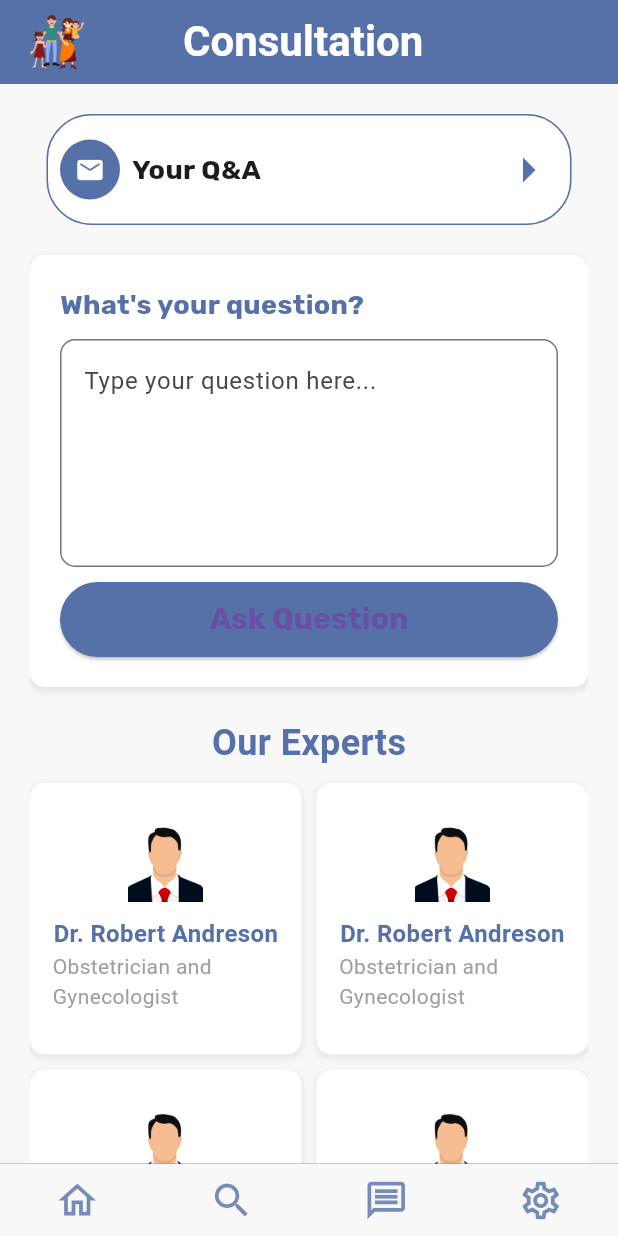
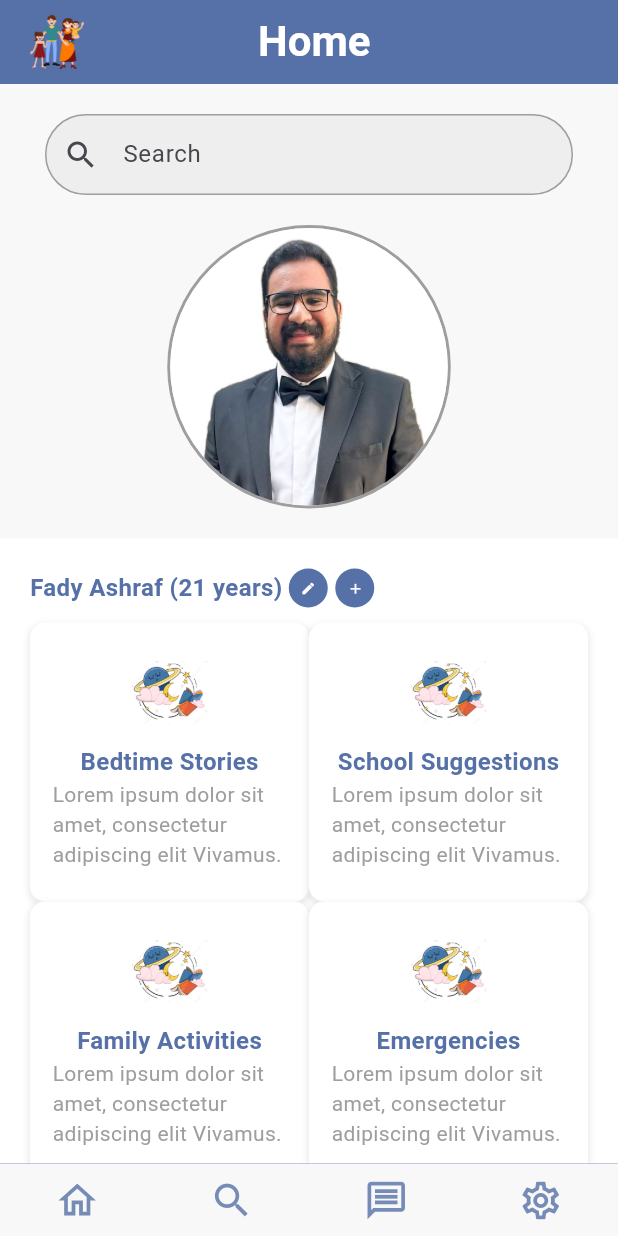
Before and after one commit to fadyashraf89/Parent-Pal, a Flutter app: the screen it shows after launch, on a phone screen of 412 x 824 dp. Run offline on Flutter 3.47's test engine with Material 3 defaults, Android fonts, the phone set to English and light mode, and no system bars.

Commit message:
Add Home Page

```diff
--- a/Parent_Pal/lib/main.dart
+++ b/Parent_Pal/lib/main.dart
@@ -1,6 +1,8 @@
 import 'package:flutter/material.dart';
 import 'package:parent_pal/pages/login_page.dart';
-import 'package:parent_pal/pages/consultation-page.dart';
+import 'package:parent_pal/pages/emergencies_page.dart';
+import 'package:parent_pal/pages/child_homepage.dart';
+
 
 void main() {
   runApp(const ParentPal());
@@ -13,7 +15,11 @@ class ParentPal extends StatelessWidget {
   Widget build(BuildContext context) {
     return MaterialApp(
       debugShowCheckedModeBanner: false,
-      home: ConsultationPage()
+      home: MyHomePage(
+        name: "Fady Ashraf",
+        age: 21,
+        image: "assets/images/fido.png"
+      )
 
     );
   }
--- a/Parent_Pal/lib/models/expert_card.dart
+++ b/Parent_Pal/lib/models/card_with_image.dart
@@ -1,10 +1,10 @@
 import 'package:flutter/material.dart';
-class ExpertCard extends StatelessWidget {
-  final String name;
-  final String specialty;
+class CardWithImage extends StatelessWidget {
+  final String title;
+  final String description;
   final String image;
 
-  ExpertCard({required this.name, required this.specialty, required this.image});
+  CardWithImage({super.key, required this.title, required this.description, required this.image});
 
   @override
   Widget build(BuildContext context) {
@@ -39,7 +39,7 @@ class ExpertCard extends StatelessWidget {
               mainAxisAlignment: MainAxisAlignment.center,
               children: [
                 Text(
-                  name,
+                  title,
                   style: TextStyle(
                     fontSize: 16,
                     fontWeight: FontWeight.bold,
@@ -47,7 +47,7 @@ class ExpertCard extends StatelessWidget {
                   ),
                 ),
                 Text(
-                  specialty,
+                  description,
                   style: TextStyle(
                     fontSize: 14,
                     color: Colors.grey,
--- /dev/null
+++ b/Parent_Pal/lib/pages/child_homepage.dart
@@ -0,0 +1,195 @@
+import 'package:flutter/material.dart';
+import 'package:parent_pal/models/card_with_image.dart';
+import 'package:parent_pal/models/footer.dart';
+
+class MyHomePage extends StatelessWidget {
+  final String name;
+  final int age;
+  final String image;
+
+  MyHomePage({super.key, required this.name, required this.age, required this.image});
+
+  @override
+  Widget build(BuildContext context) {
+    return Scaffold(
+      bottomNavigationBar: FooterWidget(),
+      backgroundColor: Color(0xFFF8F8F8), // Light gray background
+      appBar: AppBar(
+        backgroundColor: Color(0xFF5571A7),
+        title: Padding(
+          padding: const EdgeInsets.only(left: 100.0),
+          child: Text(
+            'Home',
+            style: TextStyle(
+              fontSize: 28,
+              fontWeight: FontWeight.bold,
+              color: Colors.white,
+            ),
+          ),
+        ),
+        leading: Padding(
+          padding: const EdgeInsets.only(left: 20),
+          child: Image.asset(
+            "assets/images/app-logo.png",
+            width: 50,
+            height: 50,
+          ),
+        ),
+      ),
+      body: SafeArea(
+        child: SingleChildScrollView(
+          child: Column(
+            children: [
+              SizedBox(height: 20.0), // Add spacing
+
+              // Search bar
+              Padding(
+                padding: const EdgeInsets.symmetric(horizontal: 30.0),
+                child: TextField(
+                  decoration: InputDecoration(
+                    prefixIcon: Icon(Icons.search),
+                    filled: true,
+                    fillColor: Colors.grey[200],
+                    border: OutlineInputBorder(
+                      borderRadius: BorderRadius.circular(30.0),
+                      borderSide: BorderSide(color: Colors.grey),
+                    ),
+                    enabledBorder: OutlineInputBorder(
+                      borderRadius: BorderRadius.circular(30.0),
+                      borderSide: BorderSide(color: Colors.grey),
+                    ),
+                    contentPadding: const EdgeInsets.all(15.0),
+                    hintText: 'Search',
+                  ),
+                ),
+              ),
+
+              SizedBox(height: 20.0), // Add spacing
+              // **Top Section**
+              Container(
+                decoration: BoxDecoration(
+                  shape: BoxShape.circle, // Set the shape to circle
+                  border: Border.all( // Define border properties
+                    width: 2.0, // Border thickness
+                    color: Colors.grey, // Border color
+                  ),
+                ),
+                child: ClipOval( // Use ClipOval to clip overflowing content
+                  child: Image.asset(
+                    image, // Verify the image path is correct
+                    width: 185.0, // Adjust image width as needed
+                    height: 185.0, // Adjust image height as needed
+                    fit: BoxFit.cover, // Ensure image fills the container
+                  ),
+                ),
+              ),
+              SizedBox(height: 20.0), // Add spacing
+
+              // **Body Section**
+              Container(
+                color: Colors.white,
+                child: Padding(
+                  padding: const EdgeInsets.all(20.0),
+                  child: Column(
+                    children: [
+
+                      Row(
+                        children: [
+                          Row(
+                            children: [
+                              Text(
+                                "$name ($age years) ",
+                                // Include spaces for better formatting
+                                style: TextStyle(
+                                  fontSize: 16.0,
+                                  fontWeight: FontWeight.bold,
+                                  color: Color(
+                                      0xFF5571A7), // Adjust based on actual color
+                                ),
+                              ),
+                              CircleAvatar(
+                                backgroundColor: Color(
+                                    0xFF5571A7),
+                                radius: 13,
+                                child: IconButton(
+                                  icon: Icon(Icons.edit),
+                                  color: Colors.white,
+                                  iconSize: 10,
+                                  onPressed: () {
+                                    // Handle button press (optional)
+                                  },
+                                ),
+                              ),
+                              Padding(
+                                padding: const EdgeInsets.only(left: 5.0),
+                                child: CircleAvatar(
+                                  backgroundColor: Color(
+                                      0xFF5571A7),
+                                  radius: 13,
+                                  child: IconButton(
+                                    icon: Icon(Icons.add),
+                                    color: Colors.white,
+                                    iconSize: 11,
+                                    onPressed: () {
+                                      // Handle button press (optional)
+                                    },
+                                  ),
+                                ),
+                              ),
+                            ],
+                          ),
+                        ],
+                      ),
+
+                      SizedBox(height: 10.0), // Add spacing
+
+                      GridView.count(
+                        crossAxisCount: 2,
+                        // Adjust for number of columns
+                        shrinkWrap: true,
+                        // Prevent grid from expanding
+                        physics: NeverScrollableScrollPhysics(),
+                        // Disable scrolling if needed
+                        children: [
+                          Container(
+                              child: CardWithImage(
+                            title: "Bedtime Stories",
+                            description:
+                                "Lorem ipsum dolor sit amet, consectetur adipiscing elit Vivamus.",
+                            image: "assets/images/bedtime-stories.png",
+                          )),
+                          Container(
+                              child: CardWithImage(
+                            title: "School Suggestions",
+                            description:
+                            "Lorem ipsum dolor sit amet, consectetur adipiscing elit Vivamus.",
+                            image: "assets/images/bedtime-stories.png",
+                          )),
+                          Container(
+                              child: CardWithImage(
+                            title: "Family Activities",
+                            description:
+                            "Lorem ipsum dolor sit amet, consectetur adipiscing elit Vivamus.",
+                            image: "assets/images/bedtime-stories.png",
+                          )),
+                          Container(
+                              child: CardWithImage(
+                            title: "Emergencies",
+                            description:
+                            "Lorem ipsum dolor sit amet, consectetur adipiscing elit Vivamus.",
+                            image: "assets/images/bedtime-stories.png",
+                          )),
+                        ],
+                      )
+                    ],
+                  ),
+                ),
+              ),
+
+            ],
+          ),
+        ),
+      ),
+    );
+  }
+}
--- a/Parent_Pal/lib/pages/consultation-page.dart
+++ b/Parent_Pal/lib/pages/consultation_page.dart
@@ -1,5 +1,5 @@
 import 'package:flutter/material.dart';
-import 'package:parent_pal/models/expert_card.dart';
+import 'package:parent_pal/models/card_with_image.dart';
 import 'package:parent_pal/models/footer.dart';
 
 class ConsultationPage extends StatefulWidget {
@@ -11,7 +11,7 @@ class _ConsultationPageState extends State<ConsultationPage> {
   @override
   Widget build(BuildContext context) {
     return Scaffold(
-        bottomNavigationBar: FooterWidget(),
+      bottomNavigationBar: FooterWidget(),
       backgroundColor: Color(0xFFF8F8F8), // Light gray background
       appBar: AppBar(
         backgroundColor: Color(0xFF5571A7),
@@ -102,7 +102,8 @@ class _ConsultationPageState extends State<ConsultationPage> {
 
                 Container(
                   margin: EdgeInsets.only(top: 20.0),
-                  width: double.infinity, // Full width
+                  width: double.infinity,
+                  // Full width
                   padding: const EdgeInsets.all(20.0),
                   decoration: BoxDecoration(
                     color: Colors.white,
@@ -144,11 +145,10 @@ class _ConsultationPageState extends State<ConsultationPage> {
                           // Handle submit question logic
                         },
                         child: Text('Ask Question',
-                        style: TextStyle(
-                          fontFamily: "Rubik",
-                          fontWeight: FontWeight.bold,
-                          fontSize: 20
-                        )),
+                            style: TextStyle(
+                                fontFamily: "Rubik",
+                                fontWeight: FontWeight.bold,
+                                fontSize: 20)),
                         style: ElevatedButton.styleFrom(
                           minimumSize: Size(double.infinity, 50),
                           backgroundColor: Color(0xFF5571A7),
@@ -184,20 +184,20 @@ class _ConsultationPageState extends State<ConsultationPage> {
                     childAspectRatio:
                         1, // Aspect ratio of each card (width/height)
                   ),
-                  itemCount: 6,
+                  itemCount: 10,
                   // Adjust for number of experts
-                  itemBuilder: (context, index) => ExpertCard(
-                    name: 'Dr. Robert Andreson',
-                    specialty: 'Obstetrician and Gynecologist',
-                    image: "assets/images/avatar.png"
+                  itemBuilder: (context, index) => Padding(
+                    padding: const EdgeInsets.only(bottom: 20.0),
+                    // Add spacing below
+                    child: CardWithImage(
+                        title: 'Dr. Robert Andreson',
+                        description: 'Obstetrician and Gynecologist',
+                        image: "assets/images/avatar.png"),
                   ),
                 ),
-
-                SizedBox(height: 20.0), // Add spacing
               ],
             ),
           ),
-
         ),
       ),
     );
```
Also changed, not shown: Parent_Pal/lib/models/topic_card.dart (added, +58 -0 lines), Parent_Pal/lib/pages/emergencies_page.dart (added, +82 -0 lines), Parent_Pal/assets/images/bedtime-stories.png (added), Parent_Pal/assets/images/fido.png (added).
